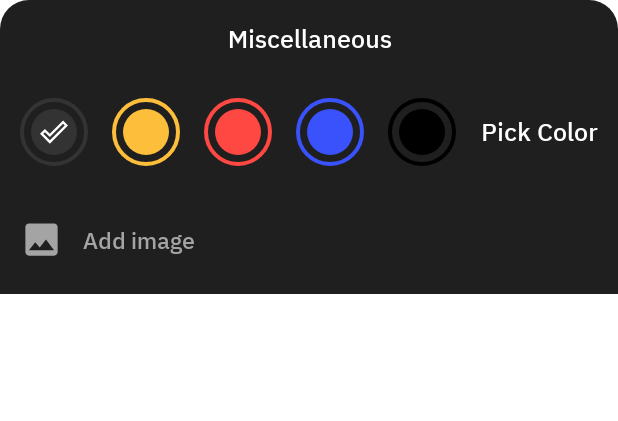
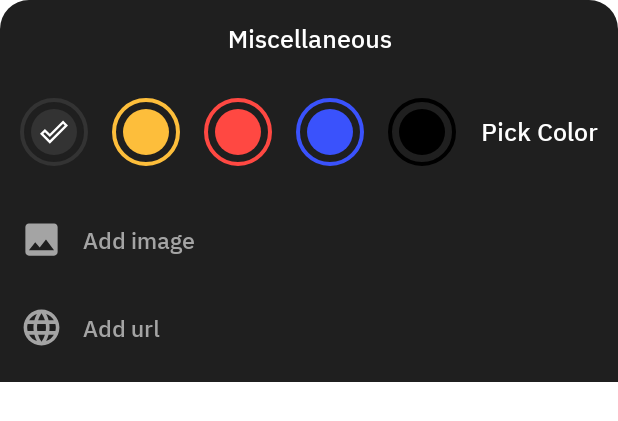
Before and after one commit to Amir-Ali-777/Personal_Notes_android_-app, an Android app: the layout layout_miscellaneous.xml on its own in the app's theme, with its tools: preview values and no code run, on a phone screen of 412 x 824 dp. Shown: the top 421 px of the screen. Run offline under Robolectric (Android 15) with nearby library versions, the phone set to English and light mode, and no system bars.

Commit message:
Personal notes - Added URL adding option in bootom sheet and created its layout in Note pad layout

```diff
--- a/app/src/main/res/layout/layout_miscellaneous.xml
+++ b/app/src/main/res/layout/layout_miscellaneous.xml
@@ -174,4 +174,33 @@
 
     </LinearLayout>
 
+    <LinearLayout
+        android:id="@+id/layoutAddUrl"
+        android:layout_width="match_parent"
+        android:layout_height="@dimen/_35sdp"
+        android:layout_marginStart="@dimen/_10sdp"
+        android:layout_marginEnd="@dimen/_10sdp"
+        android:layout_marginBottom="@dimen/_10sdp"
+        android:gravity="center_vertical"
+        android:orientation="horizontal">
+
+        <ImageView
+            android:layout_width="@dimen/_22sdp"
+            android:layout_height="@dimen/_22sdp"
+            android:contentDescription="@string/app_name"
+            android:src="@drawable/ic_web_link"
+            app:tint="@color/colorIcons" />
+
+        <TextView
+            android:layout_width="match_parent"
+            android:layout_height="wrap_content"
+            android:layout_marginStart="@dimen/_10sdp"
+            android:fontFamily="@font/ibmplexsans_medium"
+            android:includeFontPadding="false"
+            android:textColor="@color/colorIcons"
+            android:text="@string/add_url"
+            android:textSize="@dimen/_12ssp"/>
+
+    </LinearLayout>
+
 </LinearLayout>
--- a/app/src/main/res/values/strings.xml
+++ b/app/src/main/res/values/strings.xml
@@ -7,4 +7,9 @@
     <string name="miscellaneous">Miscellaneous</string>
     <string name="pick_color">Pick Color</string>
     <string name="add_image">Add image</string>
+    <string name="add_url">Add url</string>
+    <string name="add_url">Add url</string>
+    <string name="enter_url">Enter URL</string>
+    <string name="add">ADD</string>
+    <string name="cancel_dialog">CANCEL</string>
 </resources>
```
Also changed, not shown: app/src/main/res/drawable/background_dialog.xml (added, +8 -0 lines), app/src/main/res/layout/activity_create_note.xml (+26 -1 lines), app/src/main/res/layout/layout_add_url.xml (added, +92 -0 lines).
